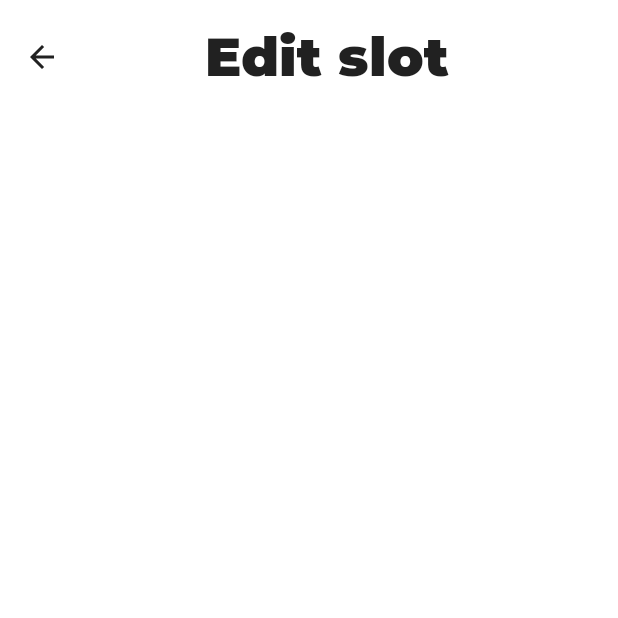
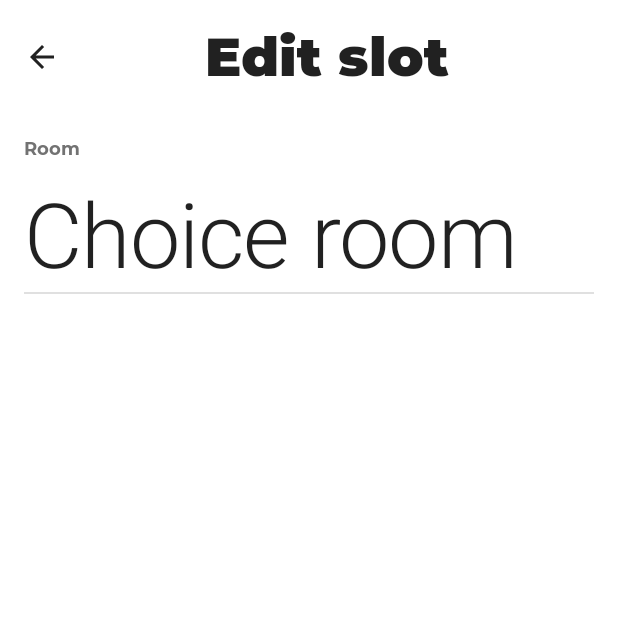
Before and after one commit to FielderNik/SlotRooms, an Android app built with Jetpack Compose: the composable AddNewSlotScreen shown on its own in the app's theme, on a phone screen of 412 x 824 dp, the top half of it. Run offline under Robolectric (Android 15) with nearby library versions, the phone set to English and light mode, and no system bars.

```diff
--- a/app/src/main/java/com/testing/slotrooms/presentation/ScreensModel.kt
+++ b/app/src/main/java/com/testing/slotrooms/presentation/ScreensModel.kt
@@ -3,5 +3,8 @@ package com.testing.slotrooms.presentation
 
 sealed class Screens(val route: String) {
     object SlotsScreen : Screens("SlotsScreen")
-    object AddNewSlotScreen : Screens("AddNewSlotScreen/{isNewSlot}")
+    object AddNewSlotScreen : Screens("AddNewSlotScreen/{isNewSlot}") {
+        fun passIsNewSlot(isNewSlot: Boolean) : String =
+            "AddNewSlotScreen/$isNewSlot"
+    }
 }
--- a/app/src/main/java/com/testing/slotrooms/presentation/addnewslot/AddNewSlotScreen.kt
+++ b/app/src/main/java/com/testing/slotrooms/presentation/addnewslot/AddNewSlotScreen.kt
@@ -1,18 +1,17 @@
 package com.testing.slotrooms.presentation.addnewslot
 
+import androidx.compose.foundation.clickable
 import androidx.compose.foundation.layout.Column
 import androidx.compose.foundation.layout.Row
 import androidx.compose.foundation.layout.padding
-import androidx.compose.material.Icon
-import androidx.compose.material.MaterialTheme
-import androidx.compose.material.Scaffold
-import androidx.compose.material.Text
+import androidx.compose.material.*
 import androidx.compose.runtime.Composable
 import androidx.compose.ui.Alignment
 import androidx.compose.ui.Modifier
 import androidx.compose.ui.res.painterResource
 import androidx.compose.ui.res.stringResource
 import androidx.compose.ui.text.style.TextAlign
+import androidx.compose.ui.tooling.preview.Preview
 import androidx.compose.ui.unit.dp
 import com.testing.slotrooms.R
 
@@ -23,6 +22,8 @@ fun AddNewSlotScreen(
     Scaffold() {
         Column {
             ToolbarAddNewSlot(isNewSlot)
+            RoomEditBlock()
+
         }
     }
 }
@@ -49,3 +50,29 @@ fun ToolbarAddNewSlot(
         )
     }
 }
+
+@Composable
+fun RoomEditBlock() {
+    Column(modifier = Modifier.padding(horizontal = 16.dp)) {
+        Text(text = "Room",
+            style = MaterialTheme.typography.h4,
+            modifier = Modifier.padding(top = 16.dp)
+        )
+        Text(text = "Choice room",
+            style = MaterialTheme.typography.h2,
+            modifier = Modifier
+                .padding(top = 16.dp)
+                .clickable {
+
+                    ChoiceRoomDialog()
+                }
+        )
+        Divider()
+    }
+}
+
+@Preview
+@Composable
+fun AddNewSlotScreen_Preview() {
+    AddNewSlotScreen(isNewSlot = true)
+}
--- a/app/src/main/java/com/testing/slotrooms/presentation/addnewslot/AddNewSlotViewModel.kt
+++ b/app/src/main/java/com/testing/slotrooms/presentation/addnewslot/AddNewSlotViewModel.kt
@@ -3,5 +3,5 @@ package com.testing.slotrooms.presentation.addnewslot
 import androidx.lifecycle.ViewModel
 
 class AddNewSlotViewModel : ViewModel() {
-
+    val rooms = listOf("Office", "Cabinet", "Java room", "Angular room")
 }
```
Also changed, not shown: app/src/main/java/com/testing/slotrooms/presentation/addnewslot/ChoiceRoomDialog.kt (added, +54 -0 lines), app/src/main/java/com/testing/slotrooms/presentation/slots/SlotsScreen.kt (+4 -3 lines), 2 other files.
